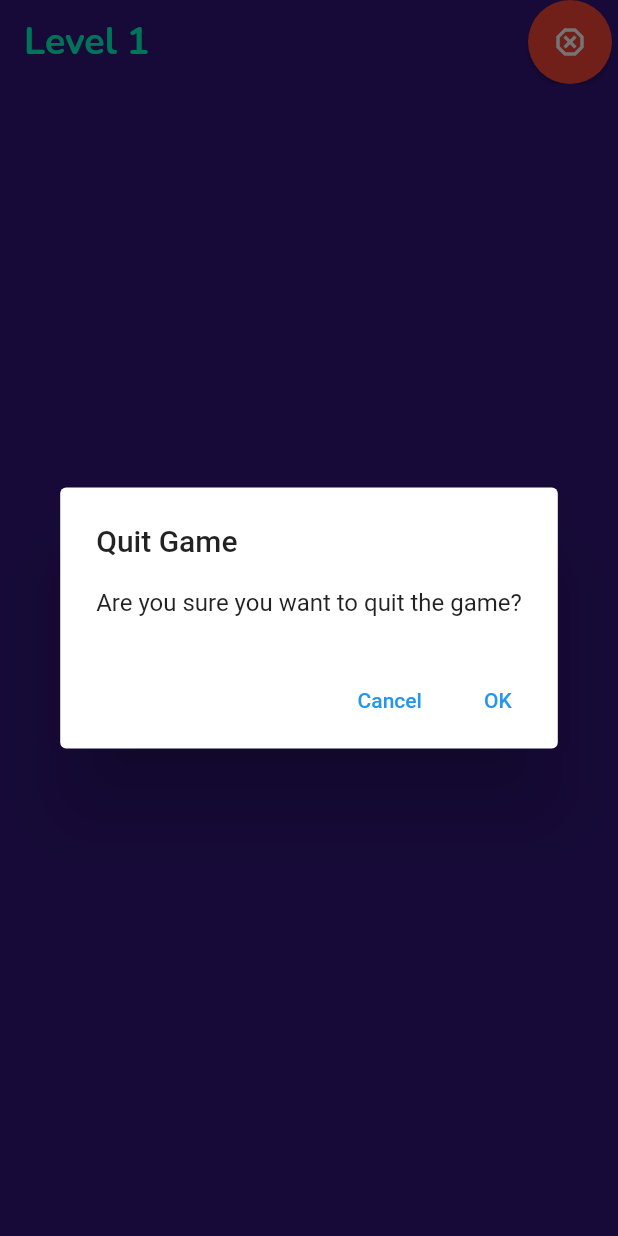
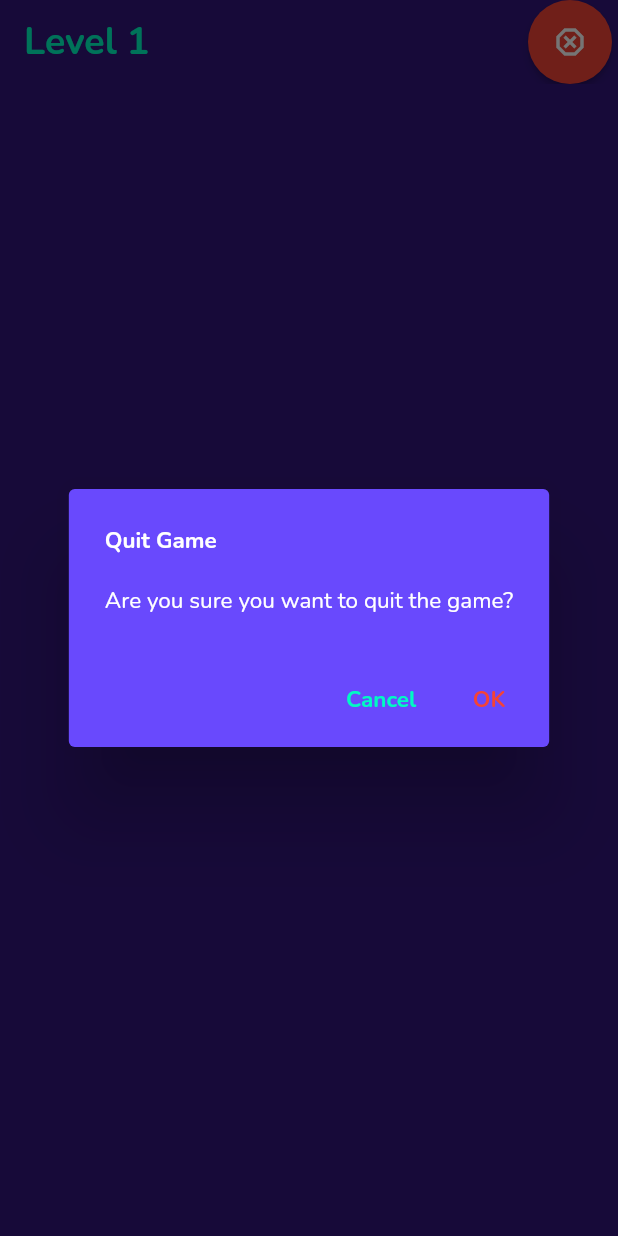
Before and after one commit to AkshayRameshAppDEV/QuizApp, a Flutter app: the Game screen opened by its route, after a tap on the "dangerous" icon, on a phone screen of 412 x 824 dp. Run offline on Flutter 3.47's test engine with Material 2 defaults, Android fonts, the phone set to English and light mode, and no system bars; our stand-ins replace animated_text_kit, google_fonts; missing offline and left inert: polygon_clipper.

Commit message:
Customized Alert box buttons

```diff
--- a/quiz_app/lib/screens/game.dart
+++ b/quiz_app/lib/screens/game.dart
@@ -9,16 +9,19 @@ class Game extends StatelessWidget {
     showDialog<String>(
         context: context,
         builder: (BuildContext context) => AlertDialog(
-          title: const Text('Quit Game'),
-          content: const Text('Are you sure you want to quit the game?'),
+          backgroundColor: const Color(0xff6949fd),
+          title: const CustomText('Quit Game', 15.0, Colors.white, FontWeight.bold),
+          content: const CustomText('Are you sure you want to quit the game?', 15.0, Colors.white, FontWeight.normal),
           actions: <Widget>[
             TextButton(
               onPressed: () => Navigator.pop(context, 'Cancel'),
-              child: const Text('Cancel'),
+              child: const CustomText("Cancel", 15.0, Color(0xff00fac3),
+            FontWeight.bold),
             ),
             TextButton(
               onPressed: () => Navigator.of(context).pushNamedAndRemoveUntil('/', (Route<dynamic> route) => false),
-              child: const Text('OK'),
+              child: const CustomText("OK", 15.0, Colors.red,
+            FontWeight.bold),
             ),
           ],
         ),
```
